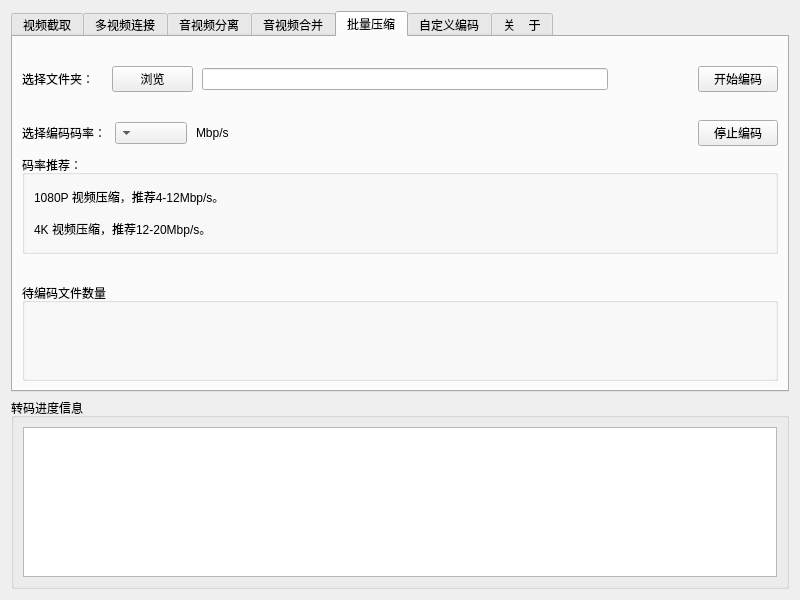
Old version of the form mainui.ui in the repository wbs21/LRConvert.
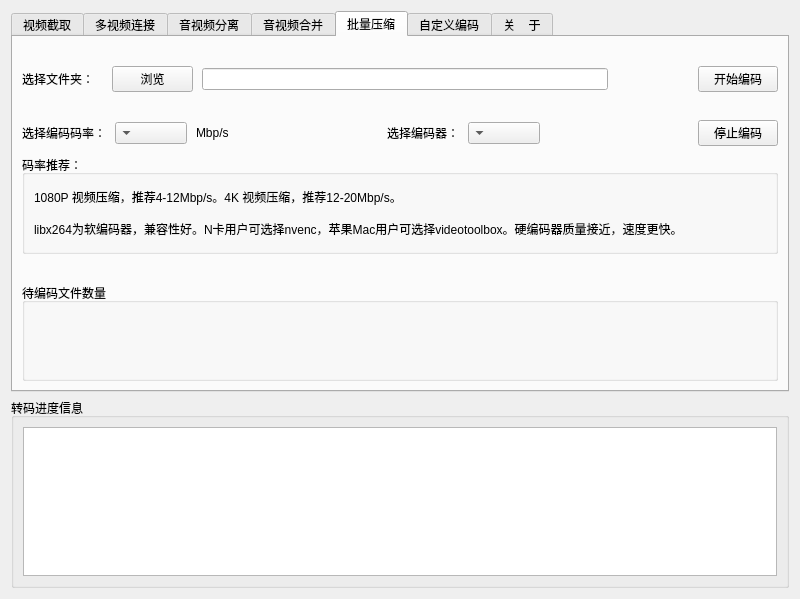
New version of the form. The open tabs and pages were chosen to show the change.

The edit to the form file:
```diff
--- a/mainui.ui
+++ b/mainui.ui
@@ -7,7 +7,7 @@
     <x>0</x>
     <y>0</y>
     <width>800</width>
-    <height>600</height>
+    <height>599</height>
    </rect>
   </property>
   <property name="windowTitle">
@@ -585,6 +585,33 @@
            </property>
           </widget>
          </item>
+         <item>
+          <spacer name="horizontalSpacer_7">
+           <property name="orientation">
+            <enum>Qt::Horizontal</enum>
+           </property>
+           <property name="sizeHint" stdset="0">
+            <size>
+             <width>40</width>
+             <height>20</height>
+            </size>
+           </property>
+          </spacer>
+         </item>
+         <item>
+          <widget class="QLabel" name="label_21">
+           <property name="text">
+            <string>选择编码器：</string>
+           </property>
+          </widget>
+         </item>
+         <item>
+          <widget class="QComboBox" name="T5hwacc">
+           <property name="layoutDirection">
+            <enum>Qt::RightToLeft</enum>
+           </property>
+          </widget>
+         </item>
          <item>
           <spacer name="horizontalSpacer_6">
            <property name="orientation">
@@ -616,14 +643,14 @@
           <item>
            <widget class="QLabel" name="T5info_2">
             <property name="text">
-             <string>1080P 视频压缩，推荐4-12Mbp/s。</string>
+             <string>1080P 视频压缩，推荐4-12Mbp/s。4K 视频压缩，推荐12-20Mbp/s。</string>
             </property>
            </widget>
           </item>
           <item>
            <widget class="QLabel" name="T5info_3">
             <property name="text">
-             <string>4K 视频压缩，推荐12-20Mbp/s。</string>
+             <string>libx264为软编码器，兼容性好。N卡用户可选择nvenc，苹果Mac用户可选择videotoolbox。硬编码器质量接近，速度更快。</string>
             </property>
            </widget>
           </item>
```
Left out of the diff: 22 changed lines with no effect on the pictures.
